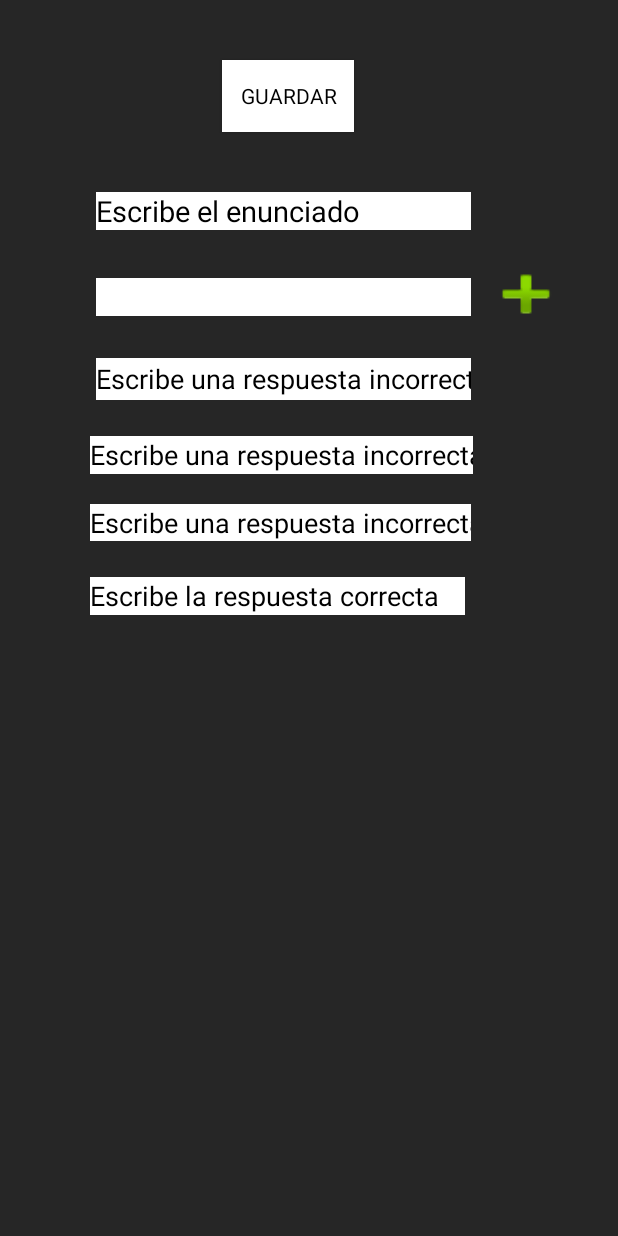
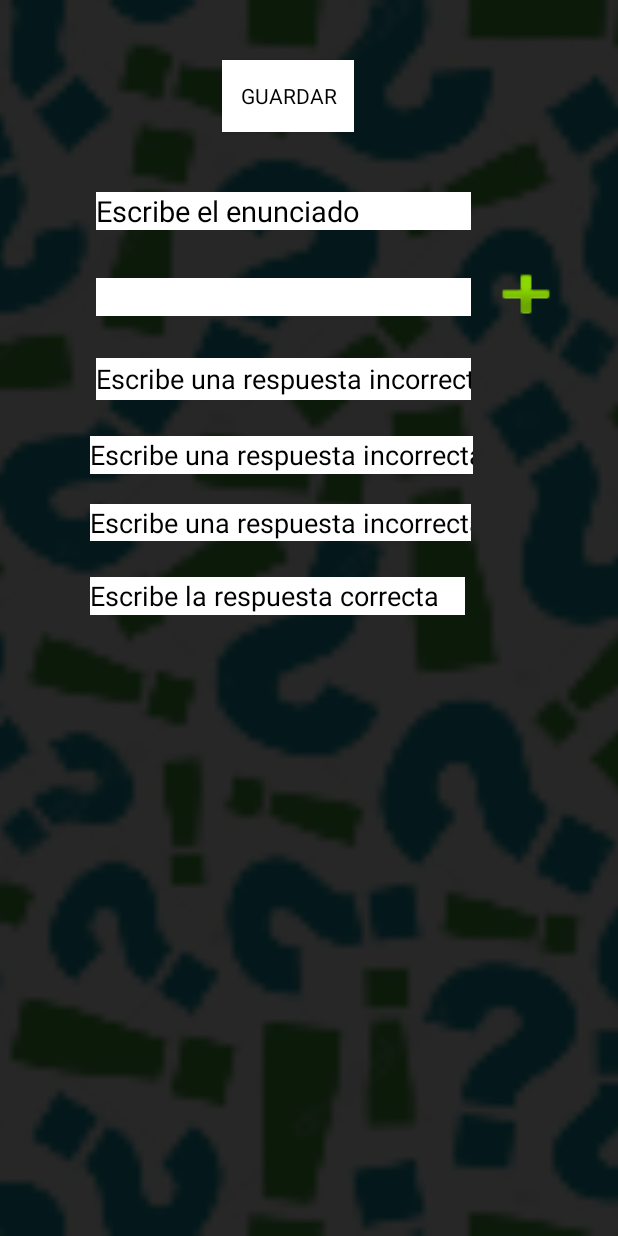
Before and after one commit to rujex/android, an Android app: the CrearEditarPregunta screen opened directly, with no data from a screen before it, on a phone screen of 412 x 824 dp. Run offline under Robolectric (Android 15) with nearby library versions, the phone set to English and light mode, and no system bars; Roboto replaces fonts that are not available here.

```diff
--- a/app/src/main/java/com/company/ruben/appquest/vistas/ResumenCalificacion.java
+++ b/app/src/main/java/com/company/ruben/appquest/vistas/ResumenCalificacion.java
@@ -94,16 +94,17 @@ public class ResumenCalificacion extends AppCompatActivity {
     protected void onStart() {
         super.onStart();
         //La actividad está a punto de hacerse visible.
-        TextView preguntasDisponibles = findViewById(R.id.preguntasDisponibles);
-        TextView categoriasDisponibles = findViewById(R.id.categoriasDisponibles);
-        preguntasDisponibles.setText(r.getCantidadPreguntas(miContexto));
-        categoriasDisponibles.setText(r.getCantidadCategorias(miContexto));
+
 
         MyLog.d(TAG, "Finalizando OnStart");
     }
     @Override
     protected void onResume() {
         super.onResume();
+        TextView preguntasDisponibles = findViewById(R.id.preguntasDisponibles);
+        TextView categoriasDisponibles = findViewById(R.id.categoriasDisponibles);
+        preguntasDisponibles.setText(r.getCantidadPreguntas(miContexto));
+        categoriasDisponibles.setText(r.getCantidadCategorias(miContexto));
         //La actividad se ha hecho visible (ahora se "reanuda").
     }
     @Override
--- a/app/src/main/res/layout/activity_crear_editar_pregunta.xml
+++ b/app/src/main/res/layout/activity_crear_editar_pregunta.xml
@@ -7,6 +7,22 @@
     android:layout_height="match_parent"
     android:background="#d8000000"
     tools:context=".vistas.CrearEditarPregunta">
+
+
+        <ImageView
+            android:layout_width="match_parent"
+            android:layout_height="match_parent"
+            android:scaleType="centerCrop"
+            android:src="@mipmap/fondo" />
+
+        <android.support.constraint.ConstraintLayout
+            android:layout_width="match_parent"
+            android:layout_height="match_parent"
+            android:layout_alignParentStart="true"
+            android:layout_alignParentTop="true"
+            android:layout_marginStart="0dp"
+            android:layout_marginTop="0dp"
+            android:background="#d8000000">
 
         <Button
             android:id="@+id/btGuardar"
@@ -121,5 +137,6 @@
         app:layout_constraintStart_toEndOf="@+id/spinner"
         app:layout_constraintTop_toTopOf="parent" />
 
+        </android.support.constraint.ConstraintLayout>
 
 </android.support.constraint.ConstraintLayout>
```
